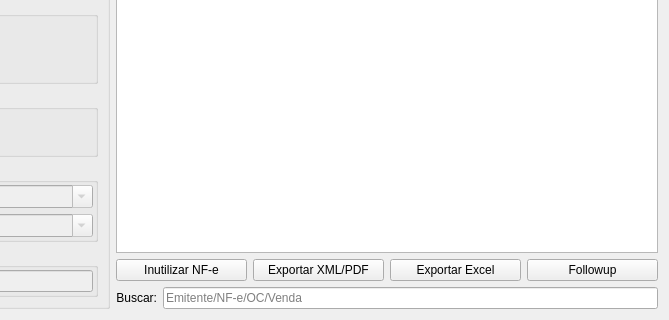
darktorres/ERP-STACCATO, file ui/widgetnfeentrada.ui: the form before one commit; both pictures show x 157 to 826 and y 209 to 529 of the 826 by 529 pixel window.
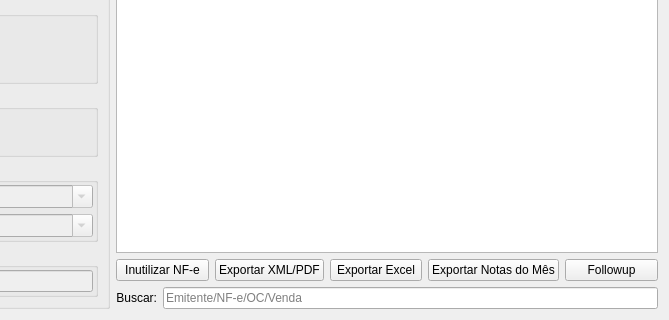
The form after the commit. Custom widgets are drawn as their Qt base class.

Commit message:
feat: export monthly DANFEs to WebDAV for all suppliers
Add "Exportar Notas do Mês" button that uploads the DANFE of each ENTRADA
NF-e with a non-GARE duplicata due in the chosen month to the Pagamentos
Diarios WebDAV tree, one NOTAS dd.MM folder per due date. Files are named
"<valor> - <fornecedor>.pdf" using conta_a_pagar contraParte (fallback
emitente), and existing files are skipped via HEAD.

What changed in the file:
```diff
--- a/ui/widgetnfeentrada.ui
+++ b/ui/widgetnfeentrada.ui
@@ -351,6 +351,16 @@
        </property>
       </widget>
      </item>
+     <item>
+      <widget class="QPushButton" name="pushButtonExportarMes">
+       <property name="enabled">
+        <bool>true</bool>
+       </property>
+       <property name="text">
+        <string>Exportar Notas do Mês</string>
+       </property>
+      </widget>
+     </item>
      <item>
       <widget class="QPushButton" name="pushButtonFollowup">
        <property name="enabled">
```
The commit also changes 2 other files.
